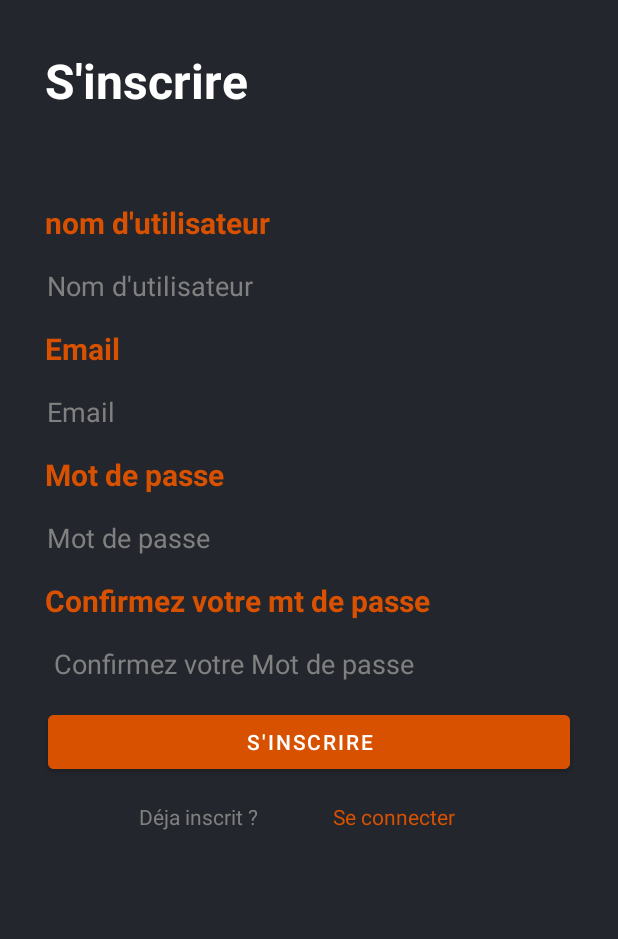
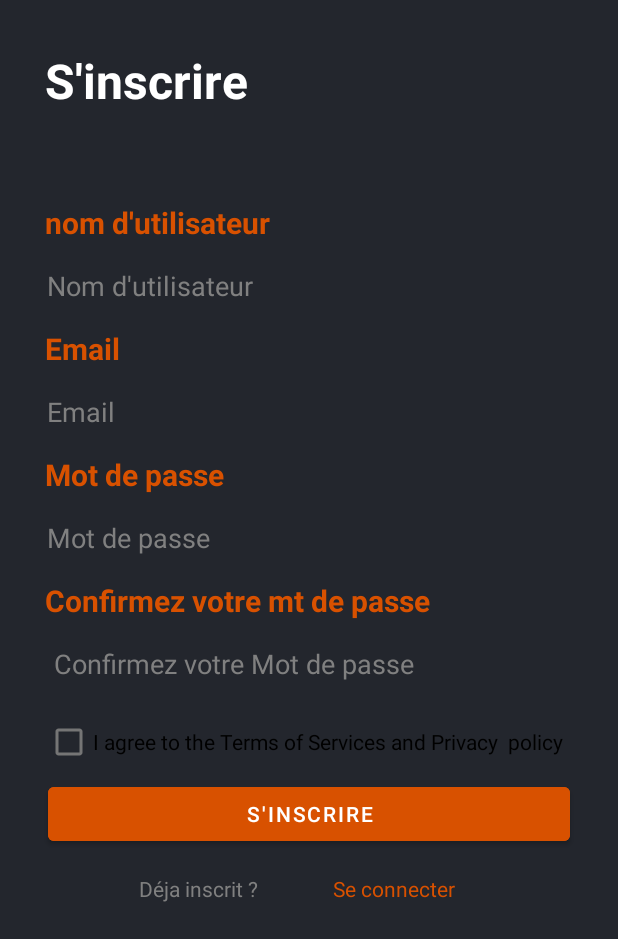
Before and after one commit to DUT-Info-Montreuil/SAE4A__Solanki_Nguyen_Obrun_Cyriaque, an Android app: the Register screen opened directly, with no data from a screen before it, on a phone screen of 412 x 824 dp, the part 297-1236 px from its top. Run offline under Robolectric (Android 15) with nearby library versions, the phone set to English and light mode, and no system bars.

Commit message:
ajout de la checkBox pour les conditions d'utilisattions

```diff
--- a/Burgger/app/src/main/java/com/example/burgger/Register.java
+++ b/Burgger/app/src/main/java/com/example/burgger/Register.java
@@ -7,6 +7,7 @@ import android.text.Editable;
 import android.text.TextWatcher;
 import android.view.View;
 import android.widget.Button;
+import android.widget.CheckBox;
 import android.widget.EditText;
 import android.widget.TextView;
 import android.widget.Toast;
@@ -35,6 +36,7 @@ public class Register extends AppCompatActivity {
     private EditText ConfirmpasswordEditText;
     private EditText emailEditText;
     private TextView errorMsgTextView,acceuilButton ;
+    private CheckBox acceptConditionsCheckBox;
     private      Button registerButton;
 
     @Override
@@ -44,6 +46,7 @@ public class Register extends AppCompatActivity {
         usernameEditText = findViewById(R.id.username_edittext);
         passwordEditText = findViewById(R.id.password_edittext);
         ConfirmpasswordEditText =findViewById(R.id.confirmpassword_edittext);
+        acceptConditionsCheckBox=findViewById(R.id.acceptConditionsCheckBox);
         emailEditText = findViewById(R.id.email_edittext);
         errorMsgTextView = findViewById(R.id.errorMsg_textView);
         registerButton = findViewById(R.id.register_button);
@@ -68,7 +71,9 @@ public class Register extends AppCompatActivity {
                     errorMsgTextView.setText("Vos mot de passes ne sont pas indentiques");
                 } else if (username.isEmpty()) {
                     errorMsgTextView.setText("veuillez entrez un nom d'utilisateur");
-                }else {
+                } else if (!acceptConditionsCheckBox.isChecked()) {
+                    errorMsgTextView.setText("veuillez acceptez les conditions d'utilisations");
+                } else {
                     User user = new User(username, password, email);
                     ApiInterface apiInterface = RetrofitClientInstance.getRetrofitInstance().create(ApiInterface.class);
                     Call<ResponseBody> call = apiInterface.register(username, password, email);
--- a/Burgger/app/src/main/res/layout/activity_register.xml
+++ b/Burgger/app/src/main/res/layout/activity_register.xml
@@ -139,6 +139,14 @@
                 android:padding="16dp"
                 android:textColor="@color/white"
                 android:textColorHint="@color/gray" />
+            <CheckBox
+                android:id="@+id/acceptConditionsCheckBox"
+                android:layout_marginStart="30sp"
+                android:layout_width="wrap_content"
+                android:layout_height="wrap_content"
+                android:text="I agree to the Terms of Services and Privacy  policy"
+                android:checked="false"
+                />
 
             <Button
                 android:id="@+id/register_button"
--- a/Burgger/app/src/main/res/values/strings.xml
+++ b/Burgger/app/src/main/res/values/strings.xml
@@ -1,3 +1,4 @@
 <resources>
     <string name="app_name">Burgger</string>
+
 </resources>
```
Also changed, not shown: Burgger/app/src/main/res/drawable/checkbox_custom.xml (added, +25 -0 lines), 1 other file.
